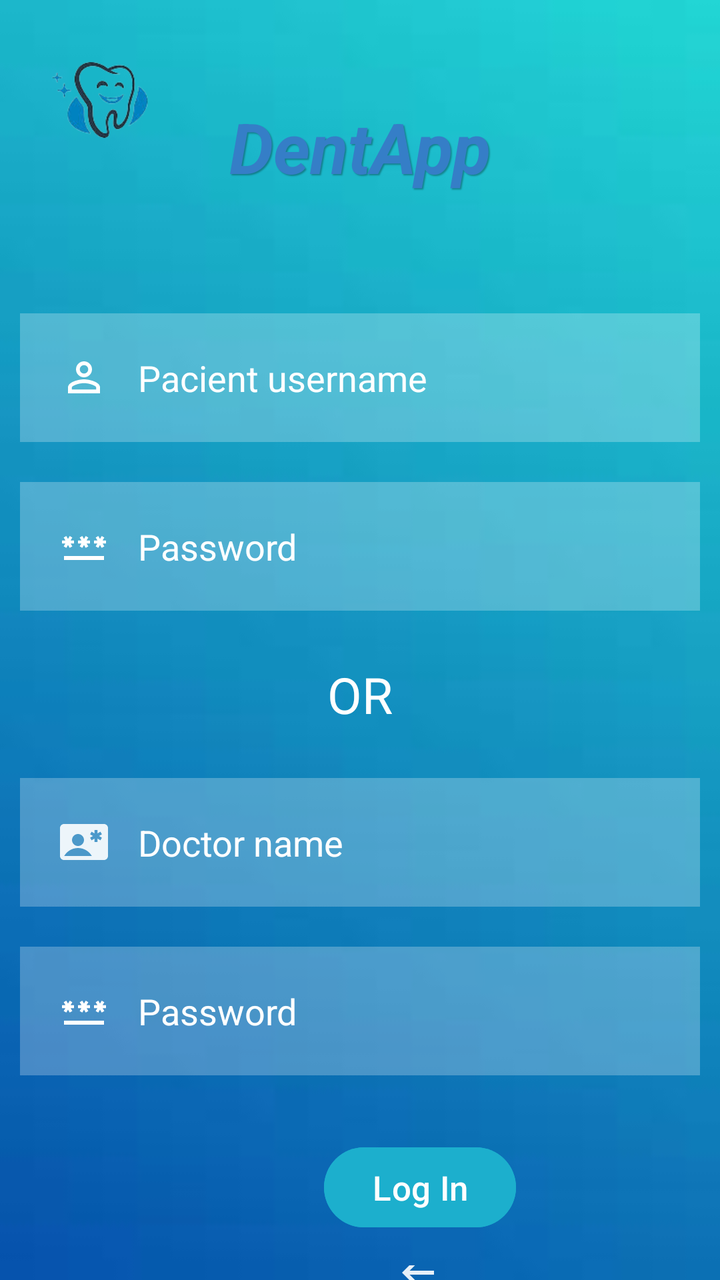
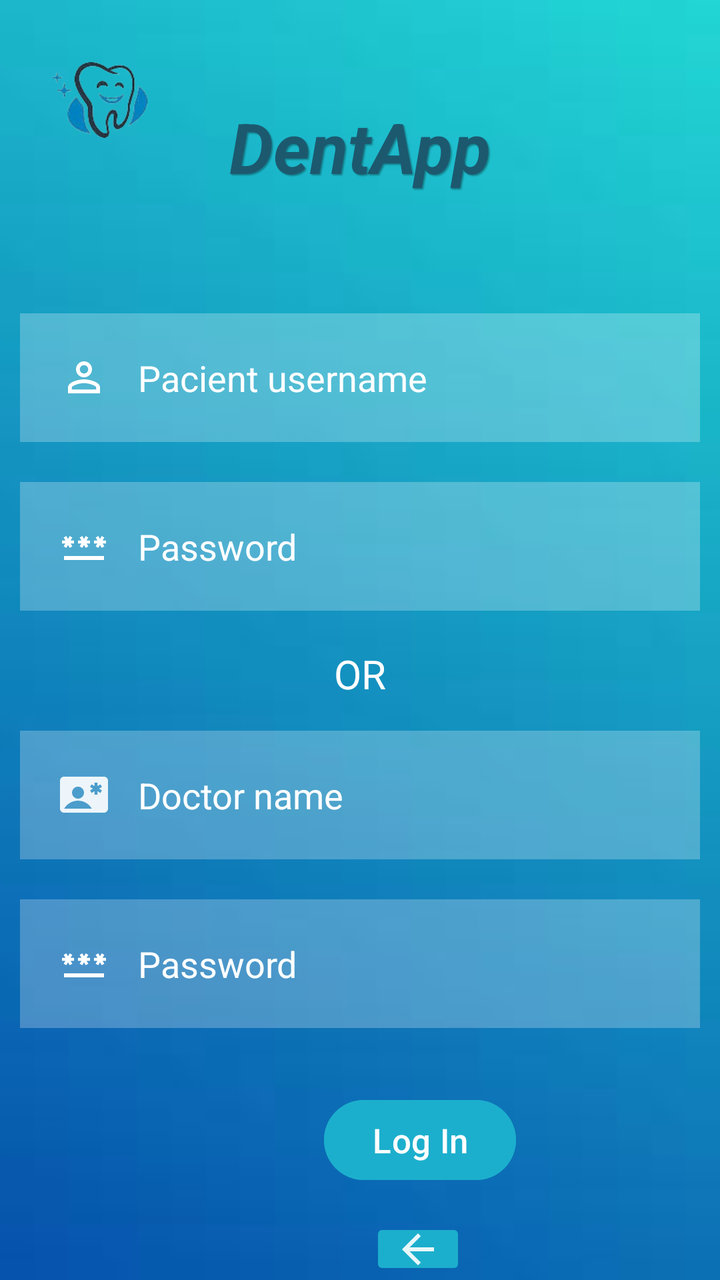

The first picture is an Android layout as it rendered before a commit; the second is the same layout after the commit. The layout source and the unified diff follow.
<!-- AndroidManifest.xml: application theme Theme.DentaApp -->
<!-- res/layout/activity_login.xml -->
<?xml version="1.0" encoding="utf-8"?>
<RelativeLayout xmlns:android="http://schemas.android.com/apk/res/android"
    xmlns:app="http://schemas.android.com/apk/res-auto"
    xmlns:tools="http://schemas.android.com/tools"
    android:layout_width="match_parent"
    android:layout_height="match_parent"
    tools:context=".Login"
    android:background="@drawable/background"
    >

    <TextView
        android:id="@+id/nameLogo"
        android:layout_width="match_parent"
        android:layout_height="wrap_content"
        android:layout_marginStart="50dp"
        android:layout_marginTop="50dp"
        android:layout_marginEnd="50dp"
        android:layout_marginBottom="50dp"
        android:gravity="center"
        android:text="DentApp"
        android:textColor="#357EC7"
        android:textSize="35dp"
        android:shadowColor="#4D000000"
        android:shadowDx="2"
        android:shadowDy="2"
        android:shadowRadius="1"
        android:textStyle="bold|italic"></TextView>

    <EditText
        android:id="@+id/username1"
        android:layout_width="match_parent"
        android:layout_height="wrap_content"
        android:layout_below="@id/nameLogo"
        android:layout_marginStart="10dp"
        android:layout_marginTop="10dp"
        android:layout_marginEnd="10dp"
        android:layout_marginBottom="10dp"
        android:background="#40ffffff"
        android:drawableLeft="@drawable/baseline_person_outline_24"
        android:drawablePadding="15dp"
        android:hint="Pacient username"
        android:padding="20dp"
        android:textColorHint="@color/white"
        />

    <EditText
        android:id="@+id/password1"
        android:layout_width="match_parent"
        android:layout_height="wrap_content"
        android:layout_below="@id/username1"
        android:layout_marginStart="10dp"
        android:layout_marginTop="10dp"
        android:layout_marginEnd="10dp"
        android:layout_marginBottom="10dp"
        android:background="#40ffffff"
        android:drawableLeft="@drawable/baseline_password_24"
        android:drawablePadding="15dp"
        android:hint="Password"
        android:padding="20dp"
        android:textColorHint="@color/white"
        android:inputType="textPassword"/>
    <TextView
        android:layout_width="match_parent"
        android:layout_height="wrap_content"
        android:id="@+id/OR"
        android:text="OR"
        android:gravity="center"
        android:textColor="#FFFFFF"
        android:textSize="25dp"
        android:layout_marginTop="15dp"
        android:layout_below="@+id/password1"

        />
    <EditText
        android:id="@+id/doctorNameLogIn"
        android:layout_width="match_parent"
        android:layout_height="wrap_content"
        android:layout_below="@id/OR"
        android:layout_marginStart="10dp"
        android:layout_marginTop="25dp"
        android:layout_marginEnd="10dp"
        android:layout_marginBottom="10dp"
        android:background="#40ffffff"
        android:drawableLeft="@drawable/baseline_contact_emergency_24"
        android:drawablePadding="15dp"
        android:hint="Doctor name"
        android:padding="20dp"
        android:textColorHint="@color/white"
        />
    <EditText
        android:id="@+id/password2"
        android:layout_width="match_parent"
        android:layout_height="wrap_content"
        android:layout_below="@id/doctorNameLogIn"
        android:layout_marginStart="10dp"
        android:layout_marginTop="10dp"
        android:layout_marginEnd="10dp"
        android:layout_marginBottom="10dp"
        android:background="#40ffffff"
        android:drawableLeft="@drawable/baseline_password_24"
        android:drawablePadding="15dp"
        android:hint="Password"
        android:padding="20dp"
        android:textColorHint="@color/white"
        android:inputType="textPassword"
        />


    <com.google.android.material.button.MaterialButton
        android:id="@+id/loginbutton"
        android:layout_width="wrap_content"
        android:layout_height="wrap_content"
        android:layout_below="@id/password2"
        android:layout_alignParentRight="false"
        android:layout_marginStart="162dp"
        android:layout_marginTop="22dp"
        android:layout_marginEnd="3dp"
        android:layout_marginBottom="15dp"
        android:backgroundTint="#1CAFCD"
        android:text="Log In"
        android:textSize="17dp" />

    <ImageView
        android:layout_width="100dp"
        android:layout_height="100dp"
        android:src="@drawable/logo"
        />

    <ImageButton
        android:id="@+id/backbutton"
        android:layout_width="wrap_content"
        android:layout_height="wrap_content"
        android:backgroundTint="#1CAFCD"
        android:src="@drawable/baseline_arrow_back_24"
        android:layout_below="@id/loginbutton"
        android:layout_marginStart="185dp"

        />



</RelativeLayout>
<!-- resources referenced by this layout -->
<resources>
  <color name="white">#FFFFFFFF</color>
  <!-- drawable background: png bitmap (drawable, 9213 bytes) -->
  <!-- drawable baseline_arrow_back_24 (drawable) -->
  <vector android:alpha="0.9" android:autoMirrored="true"
      android:height="24dp" android:tint="#FFFFFF"
      android:viewportHeight="24" android:viewportWidth="24"
      android:width="24dp" xmlns:android="http://schemas.android.com/apk/res/android">
      <path android:fillColor="@android:color/white" android:pathData="M20,11H7.83l5.59,-5.59L12,4l-8,8 8,8 1.41,-1.41L7.83,13H20v-2z"/>
  </vector>
  <!-- drawable baseline_contact_emergency_24 (drawable) -->
  <vector android:alpha="0.9" android:height="24dp" android:tint="#FFFFFF"
      android:viewportHeight="24" android:viewportWidth="24"
      android:width="24dp" xmlns:android="http://schemas.android.com/apk/res/android">
      <path android:fillColor="@android:color/white" android:pathData="M22,3H2C0.9,3 0,3.9 0,5v14c0,1.1 0.9,2 2,2h20c1.1,0 1.99,-0.9 1.99,-2L24,5C24,3.9 23.1,3 22,3zM9,8c1.65,0 3,1.35 3,3s-1.35,3 -3,3s-3,-1.35 -3,-3S7.35,8 9,8zM2.08,19c1.38,-2.39 3.96,-4 6.92,-4s5.54,1.61 6.92,4H2.08zM20.97,9.85l-0.75,1.3l-1.47,-0.85V12h-1.5v-1.7l-1.47,0.85l-0.75,-1.3L16.5,9l-1.47,-0.85l0.75,-1.3l1.47,0.85V6h1.5v1.7l1.47,-0.85l0.75,1.3L19.5,9L20.97,9.85z"/>
  </vector>
  <!-- drawable baseline_password_24 (drawable) -->
  <vector android:height="24dp" android:tint="#FFFFFF"
      android:viewportHeight="24" android:viewportWidth="24"
      android:width="24dp" xmlns:android="http://schemas.android.com/apk/res/android">
      <path android:fillColor="@android:color/white" android:pathData="M2,17h20v2H2V17zM3.15,12.95L4,11.47l0.85,1.48l1.3,-0.75L5.3,10.72H7v-1.5H5.3l0.85,-1.47L4.85,7L4,8.47L3.15,7l-1.3,0.75L2.7,9.22H1v1.5h1.7L1.85,12.2L3.15,12.95zM9.85,12.2l1.3,0.75L12,11.47l0.85,1.48l1.3,-0.75l-0.85,-1.48H15v-1.5h-1.7l0.85,-1.47L12.85,7L12,8.47L11.15,7l-1.3,0.75l0.85,1.47H9v1.5h1.7L9.85,12.2zM23,9.22h-1.7l0.85,-1.47L20.85,7L20,8.47L19.15,7l-1.3,0.75l0.85,1.47H17v1.5h1.7l-0.85,1.48l1.3,0.75L20,11.47l0.85,1.48l1.3,-0.75l-0.85,-1.48H23V9.22z"/>
  </vector>
  <!-- drawable baseline_person_outline_24 (drawable) -->
  <vector android:height="24dp" android:tint="#FFFFFF"
      android:viewportHeight="24" android:viewportWidth="24"
      android:width="24dp" xmlns:android="http://schemas.android.com/apk/res/android">
      <path android:fillColor="@android:color/white" android:pathData="M12,5.9c1.16,0 2.1,0.94 2.1,2.1s-0.94,2.1 -2.1,2.1S9.9,9.16 9.9,8s0.94,-2.1 2.1,-2.1m0,9c2.97,0 6.1,1.46 6.1,2.1v1.1L5.9,18.1L5.9,17c0,-0.64 3.13,-2.1 6.1,-2.1M12,4C9.79,4 8,5.79 8,8s1.79,4 4,4 4,-1.79 4,-4 -1.79,-4 -4,-4zM12,13c-2.67,0 -8,1.34 -8,4v3h16v-3c0,-2.66 -5.33,-4 -8,-4z"/>
  </vector>
  <!-- drawable logo: png bitmap (drawable, 14964 bytes) -->
  <style name="Theme.DentaApp" parent="Base.Theme.DentaApp" />
  <style name="Base.Theme.DentaApp" parent="Theme.Material3.DayNight.NoActionBar">
          
          
      </style>
</resources>

<!-- the commit's change to res/layout/activity_login.xml (unified diff, before → after) -->
@@ -18,7 +18,7 @@
         android:layout_marginBottom="50dp"
         android:gravity="center"
         android:text="DentApp"
-        android:textColor="#357EC7"
+        android:textColor="#1C596F"
         android:textSize="35dp"
         android:shadowColor="#4D000000"
         android:shadowDx="2"
@@ -66,8 +66,8 @@
         android:text="OR"
         android:gravity="center"
         android:textColor="#FFFFFF"
-        android:textSize="25dp"
-        android:layout_marginTop="15dp"
+        android:textSize="20dp"
+        android:layout_marginTop="8dp"
         android:layout_below="@+id/password1"
 
         />
@@ -77,7 +77,7 @@
         android:layout_height="wrap_content"
         android:layout_below="@id/OR"
         android:layout_marginStart="10dp"
-        android:layout_marginTop="25dp"
+        android:layout_marginTop="15dp"
         android:layout_marginEnd="10dp"
         android:layout_marginBottom="10dp"
         android:background="#40ffffff"
<!-- resource entries referenced after the edit -->
@@ -27,7 +27,7 @@
       android:width="24dp" xmlns:android="http://schemas.android.com/apk/res/android">
       <path android:fillColor="@android:color/white" android:pathData="M12,5.9c1.16,0 2.1,0.94 2.1,2.1s-0.94,2.1 -2.1,2.1S9.9,9.16 9.9,8s0.94,-2.1 2.1,-2.1m0,9c2.97,0 6.1,1.46 6.1,2.1v1.1L5.9,18.1L5.9,17c0,-0.64 3.13,-2.1 6.1,-2.1M12,4C9.79,4 8,5.79 8,8s1.79,4 4,4 4,-1.79 4,-4 -1.79,-4 -4,-4zM12,13c-2.67,0 -8,1.34 -8,4v3h16v-3c0,-2.66 -5.33,-4 -8,-4z"/>
   </vector>
-  <!-- drawable logo: png bitmap (drawable, 14964 bytes) -->
+  <!-- drawable logo: png bitmap (drawable, 15996 bytes) -->
   <style name="Theme.DentaApp" parent="Base.Theme.DentaApp" />
   <style name="Base.Theme.DentaApp" parent="Theme.Material3.DayNight.NoActionBar">
           
